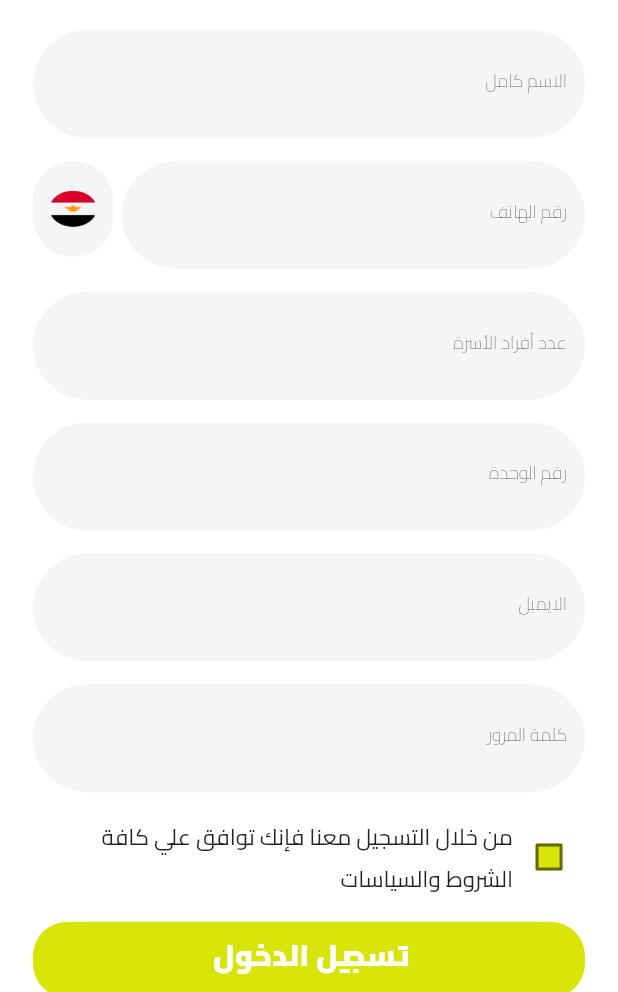
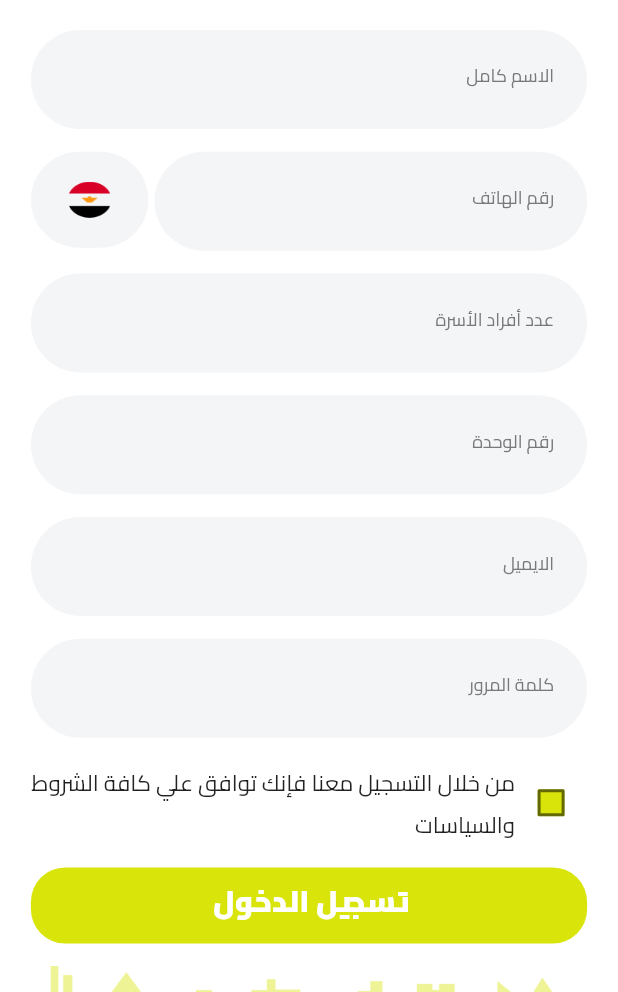
Before and after one commit to MazenMoustafa/villino, a Flutter app: the screen it shows after launch, after a tap on "سجل الأن", on a phone screen of 412 x 824 dp, the part 244-1236 px from its top. Run offline on Flutter 3.47's test engine with Material 2 defaults, Android fonts, the phone set to English and light mode, and no system bars; our stand-ins replace another_flushbar, carousel_slider, form_field_validator, qr_flutter, rflutter_alert, share and 2 more; missing offline and left inert: custom_timer, wc_flutter_share; network calls fail.

Commit message:
First Commit

```diff
--- a/lib/http/autherntication_services.dart
+++ b/lib/http/autherntication_services.dart
@@ -36,10 +36,8 @@ class AuthenticationServices{
         showToast(context, bodyJson['message']);
         return null;
       } else {
-
-        log("Login");
-        log("User Id " + bodyJson['result']['id'].toString());
         prefs.setInt("user_id", bodyJson['result']['id']);
+        prefs.setString("user_name", bodyJson['result']['name']);
 
         return bodyJson['result']['token'];
       }
@@ -81,14 +79,14 @@ class AuthenticationServices{
     StreamedResponse response = await request.send();
 
     if (response.statusCode == 200) {
-      log("200");
       var body = await response.stream.bytesToString();
       var bodyJson = jsonDecode(body);
       if (bodyJson['success'] == false) {
         showToast(context, bodyJson['message']);
         return false;
       } else {
-        //showToast(context, getTranslated(context, "Message was sent")!);
+        showToast(context, "لقد تم التسجيل بنجاح و في انتظار موافقة الإدارة. جاري التحويل..");
+        await Future.delayed(new Duration(seconds: 3));
         return true;
       }
     } else {
--- a/lib/view/screens/guest_form_screen.dart
+++ b/lib/view/screens/guest_form_screen.dart
@@ -116,7 +116,7 @@ class _GuetFormScreenState extends State<GuetFormScreen> {
                             child: TextFormField(
                               validator: MultiValidator([
                                 RequiredValidator(errorText: "هذا الحقل يجب الا يترك فارغاً"),
-                                LYDPhoneValidator(errorText: "Numbers")
+                                LYDPhoneValidator(errorText: "هذا الحقل يجب أن يتكون من أرقام فقط")
                               ]),
                               controller: phoneContronller,
                               decoration: decoration(
@@ -175,7 +175,6 @@ class _GuetFormScreenState extends State<GuetFormScreen> {
 
   // UI
   Future<void> _selectDate(BuildContext context) async {
-    log(SizeConfig.screenHeight.toString());
     final DateTime? picked = await showDatePicker(
         context: context,
         initialDate: selectedDate,
@@ -193,12 +192,8 @@ class _GuetFormScreenState extends State<GuetFormScreen> {
           );
         });
 
-    if (picked != null && picked != selectedDate) {
-      String date = selectedDate.day.toString() +
-          "-" +
-          selectedDate.month.toString() +
-          "-" +
-          selectedDate.year.toString();
+    if (picked != null) {
+      String date = picked.day.toString() + "-" + picked.month.toString() + "-" + picked.year.toString();
       visitDateContronller.text = date;
       setState(() {
         selectedDate = picked;
@@ -295,7 +290,7 @@ class _GuetFormScreenState extends State<GuetFormScreen> {
               await Share.shareFiles(
                 [file!.path],
                 mimeTypes: ["image/png"],
-                text: "This is invitation QR code to villino",
+                text: visitDateContronller.text  + "' للزيارة في التاريخ الموافق  " + prefs.getString("user_name")! + "'لديك دعوة من السيد ",
               );
             }),
           ],
--- a/lib/view/screens/home_screen.dart
+++ b/lib/view/screens/home_screen.dart
@@ -285,7 +285,7 @@ class _HomeScreenState extends State<HomeScreen> {
                   ),
                 ),
               ),
-              Text(text, style: TextStyle(fontSize: responsiveSize(18)),)
+              Text(text, style: TextStyle(fontSize: responsiveSize(15)),)
             ],
           )
         ),
--- a/lib/view/screens/login_screen.dart
+++ b/lib/view/screens/login_screen.dart
@@ -73,9 +73,10 @@ class _LoginScreenState extends State<LoginScreen> {
                         ]),
                         controller: phoneContronller,
                         decoration: decoration(
-                            "البريد الإلكتروني",
-                            ColorResources.TF_TEXT_COLOR,
-                            "assets/image/ic_visitor_name.png"),
+                            "البريد الإلكتروني أو رقم الهاتف",
+                            "assets/image/ic_visitor_name.png",responsiveHeight(30),
+                            responsiveWidth(30)),
+
                       ),
                     ),
                     SizedBox(
@@ -90,8 +91,10 @@ class _LoginScreenState extends State<LoginScreen> {
 
                         decoration: decoration(
                             "كلمة المرور",
-                            ColorResources.TF_TEXT_COLOR,
-                            "assets/image/ic_lock.png"),
+                            "assets/image/ic_lock.png",
+                            responsiveHeight(23),
+                          responsiveWidth(23)
+                        ),
                       ),
                     ),
                     SizedBox(
@@ -182,15 +185,15 @@ class _LoginScreenState extends State<LoginScreen> {
   }
 
   // Decoration
-  InputDecoration decoration(String text, Color textColor, String dir) {
+  InputDecoration decoration(String text, String dir, double height, double width) {
     return InputDecoration(
       //contentPadding: EdgeInsets.symmetric(vertical: responsiveHeight(20), horizontal: responsiveWidth(20)), // The Content PAdding gets changed when an error appears
       floatingLabelBehavior: FloatingLabelBehavior.never,
       hintText: text,
-      labelStyle: TextStyle(color: textColor, height: 0.75),
+      labelStyle: TextStyle(color: ColorResources.TF_TEXT_COLOR, height: 0.75),
       fillColor: ColorResources.TF_FILL_COLOR,
       filled: true,
-      prefixIconConstraints: BoxConstraints(minHeight: 30, minWidth: 30),
+      prefixIconConstraints: BoxConstraints(minHeight: height, minWidth: width),
       border: OutlineInputBorder(
         borderSide: BorderSide.none,
         borderRadius: BorderRadius.circular(50),
@@ -202,8 +205,8 @@ class _LoginScreenState extends State<LoginScreen> {
           bottom: responsiveHeight(10),
         ),
         child: Container(
-          height: 30,
-          width: 30,
+          height: height,
+          width: width,
           decoration: BoxDecoration(
               image: DecorationImage(
             fit: BoxFit.fill,
--- a/lib/view/screens/register_screen.dart
+++ b/lib/view/screens/register_screen.dart
@@ -45,7 +45,7 @@ class _RegisterScreenState extends State<RegisterScreen> {
             children: [
               // Body
               Padding(
-                padding: EdgeInsets.symmetric(vertical: responsiveHeight(15.0), horizontal: responsiveWidth(20)),
+                padding: EdgeInsets.symmetric(vertical: responsiveHeight(15.0), horizontal: SizeConfig.screenWidth*0.05),
                 child: Column(
                   mainAxisAlignment: MainAxisAlignment.start,
                   children: [
@@ -62,6 +62,7 @@ class _RegisterScreenState extends State<RegisterScreen> {
                         child: Column(
                           children: [
                             Container(
+                              height: responsiveHeight(65),
                               width: SizeConfig.screenWidth * 0.9,
                               child: TextFormField(
                                 validator: MultiValidator([
@@ -81,18 +82,19 @@ class _RegisterScreenState extends State<RegisterScreen> {
                                 crossAxisAlignment: CrossAxisAlignment.start,
                                 children: [
                                   Container(
-                                    width: SizeConfig.screenWidth * 0.75,
+                                    height: responsiveHeight(65),
+                                    width: SizeConfig.screenWidth * 0.70,
                                     child: TextFormField(
                                       validator: MultiValidator([
                                         RequiredValidator(errorText: "هذا الحقل يجب الا يترك فارغاً"),
-                                        LYDPhoneValidator(errorText: "Numbers")
+                                        LYDPhoneValidator(errorText: "هذا الحقل يجب أن يتكون من أرقام فقط")
                                       ]),
                                       controller: phoneContronller,
                                       decoration: decoration("رقم الهاتف", ColorResources.TF_TEXT_COLOR),
                                     ),
                                   ),
                                   Container(
-                                      width: SizeConfig.screenWidth * 0.13,
+                                      width: SizeConfig.screenWidth * 0.19,
                                       child: PhoneStatePicker()
                                   )
                                 ]
@@ -103,11 +105,11 @@ class _RegisterScreenState extends State<RegisterScreen> {
                             ),
 
                             Container(
-
+                              height: responsiveHeight(65),
                               child: TextFormField(
                                 validator: MultiValidator([
                                   RequiredValidator(errorText: "هذا الحقل يجب الا يترك فارغاً"),
-                                  LYDPhoneValidator(errorText: "Numbers")
+                                  LYDPhoneValidator(errorText: "هذا الحقل يجب أن يتكون من أرقام فقط")
                                 ]),
                                 controller: familyMembersNumberContronller,
                                 decoration: decoration("عدد أفراد الأسرة", ColorResources.TF_TEXT_COLOR),
@@ -119,7 +121,7 @@ class _RegisterScreenState extends State<RegisterScreen> {
                             ),
 
                             Container(
-
+                              height: responsiveHeight(65),
                               child: TextFormField(
                                 validator: MultiValidator([
                                   RequiredValidator(errorText: "هذا الحقل يجب الا يترك فارغاً"),
@@ -134,7 +136,7 @@ class _RegisterScreenState extends State<RegisterScreen> {
                             ),
 
                             Container(
-
+                              height: responsiveHeight(65),
                               child: TextFormField(
                                 validator: MultiValidator([
                                   RequiredValidator(errorText: "هذا الحقل يجب الا يترك فارغاً"),
@@ -150,7 +152,7 @@ class _RegisterScreenState extends State<RegisterScreen> {
                             ),
 
                             Container(
-
+                              height: responsiveHeight(65),
 
                               child: TextFormField(
                                 validator: MultiValidator([
@@ -229,7 +231,7 @@ class _RegisterScreenState extends State<RegisterScreen> {
               ),
               state.hasError?
               Padding(
-                padding: EdgeInsets.only(left: SizeConfig.screenWidth*0.03),
+                padding: EdgeInsets.only(left: SizeConfig.screenWidth*0, top: responsiveHeight(10)),
                 child: Text(
                   state.errorText!,
                   style: TextStyle(
@@ -245,7 +247,7 @@ class _RegisterScreenState extends State<RegisterScreen> {
         },
         validator: (value) {
           if(terms == false)
-            return "Please accept the terms to register";
+            return "الرجاء الموافقة علي الشروط و الأحكام لإكمال عملية التسجيل";
         }
 
     );
@@ -267,10 +269,10 @@ class _RegisterScreenState extends State<RegisterScreen> {
   // Decorations
   InputDecoration decoration(String text, Color textColor) {
     return InputDecoration(
-        //contentPadding: EdgeInsets.symmetric(vertical: responsiveHeight(20), horizontal: responsiveWidth(20)), // The Content PAdding gets changed when an error appears
+      contentPadding: EdgeInsets.symmetric(vertical: responsiveHeight(20), horizontal: responsiveWidth(20)), // The Content PAdding gets changed when an error appears
       floatingLabelBehavior: FloatingLabelBehavior.never,
       labelText: text,
-        labelStyle: TextStyle(color: textColor, fontWeight: FontWeight.w100, fontSize: 12),
+        labelStyle: TextStyle(color: textColor,  fontSize: 12),
         fillColor: ColorResources.TF_FILL_COLOR,
         filled: true,
       prefixIconConstraints: BoxConstraints(
--- a/lib/view/screens/splash_screen.dart
+++ b/lib/view/screens/splash_screen.dart
@@ -36,7 +36,7 @@ class _SplashScreenState extends State<SplashScreen> {
   }
 
   void navigate(){
-    Timer(Duration(seconds: 2), () {
+    Timer(Duration(seconds: 3), () {
       if(prefs.containsKey("token"))
         Navigator.pushReplacement(context, MaterialPageRoute(builder: (BuildContext context) => HomeScreen()));
       else
@@ -50,24 +50,37 @@ class _SplashScreenState extends State<SplashScreen> {
     return Scaffold(
         body:SafeArea(
           child: Container(
-            width: double.infinity,
               height: SizeConfig.screenHeight,
               child:Column(
-                mainAxisSize: MainAxisSize.max,
                 mainAxisAlignment: MainAxisAlignment.spaceBetween,
-                // crossAxisAlignment:CrossAxisAlignment.center,
                 children: [
                   Container(
                   ),
-                  CustomAssetsImage(SizeConfig.screenHeight * 0.15,
-                      SizeConfig.screenWidth * 0.68, "assets/image/splash_logo.png"),
+                  Container(
+                    height: SizeConfig.screenHeight * 0.15,
+                    width: SizeConfig.screenWidth * 0.68,
+                    decoration: BoxDecoration(
+                      image: DecorationImage(
+                        fit: BoxFit.fill,
+                        image: AssetImage("assets/image/splash_logo.png"),
+                      )
+                    ),
+                  ),
                   Column(
                     children: [
                       Text("Powered By Ivas", style: TextStyle(fontSize: 12),),
                       Padding(
                         padding:  EdgeInsets.only(bottom: responsiveHeight(20)),
-                        child: CustomAssetsImage(SizeConfig.screenHeight * 0.05,
-                            SizeConfig.screenWidth * 0.13, "assets/image/splash_footer.png"),
+                        child: Container(
+                          height: SizeConfig.screenHeight * 0.05,
+                          width: SizeConfig.screenWidth * 0.13,
+                          decoration: BoxDecoration(
+                              image: DecorationImage(
+                                fit: BoxFit.fill,
+                                image: AssetImage("assets/image/splash_footer.png"),
+                              )
+                          ),
+                        ),
                       ),
                     ],
                   )
--- a/lib/view/shared/images/custom_network_image.dart
+++ b/lib/view/shared/images/custom_network_image.dart
@@ -9,6 +9,7 @@ class CustomNetworkImage extends StatefulWidget {
   @override
   _CustomNetworkImageState createState() => _CustomNetworkImageState(this.height, this.width, this.dir);
 }
+
 
 class _CustomNetworkImageState extends State<CustomNetworkImage> {
 
--- a/lib/view/shared/phone_state_picker.dart
+++ b/lib/view/shared/phone_state_picker.dart
@@ -51,8 +51,8 @@ class _PhoneStatePickerState extends State<PhoneStatePicker> {
         return countries.map((CountryModel value) {
           return Center(
             child: Container(
-              // height: responsiveHeight(20),
-              // width: responsiveWidth(20),
+              height: responsiveHeight(25),
+              width: responsiveWidth(25),
               decoration: BoxDecoration(
                   color: ColorResources.PRIMARY_COLOR.withOpacity(0),
                   image : DecorationImage(
```
Also changed, not shown: 6 other files.
